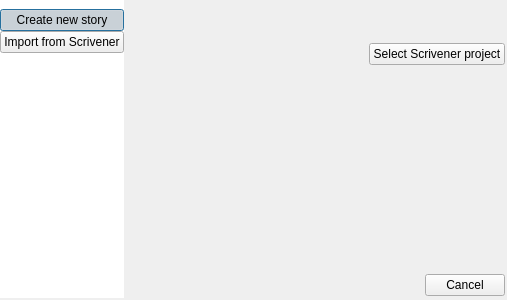
Qt form ui/story_creation_dialog.ui (zkovari/plotlyst) before a commit.
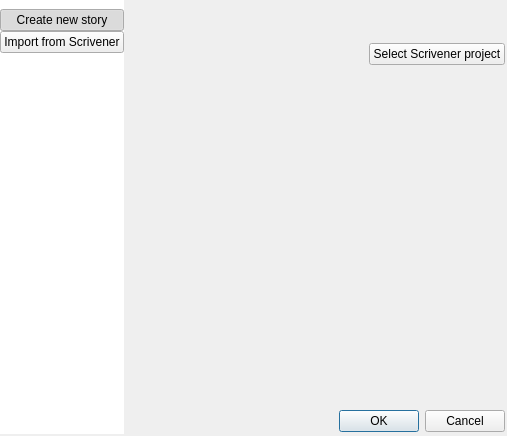
The same form after that commit. The open tabs and pages were chosen to show the change. Custom widgets are drawn as their Qt base class.

```diff
--- a/ui/story_creation_dialog.ui
+++ b/ui/story_creation_dialog.ui
@@ -7,7 +7,7 @@
     <x>0</x>
     <y>0</y>
     <width>507</width>
-    <height>300</height>
+    <height>436</height>
    </rect>
   </property>
   <property name="sizePolicy">
@@ -265,10 +265,13 @@
            <property name="orientation">
             <enum>Qt::Vertical</enum>
            </property>
+           <property name="sizeType">
+            <enum>QSizePolicy::MinimumExpanding</enum>
+           </property>
            <property name="sizeHint" stdset="0">
             <size>
              <width>20</width>
-             <height>172</height>
+             <height>5</height>
             </size>
            </property>
           </spacer>
@@ -276,7 +279,7 @@
          <item>
           <widget class="QDialogButtonBox" name="buttonBox">
            <property name="standardButtons">
-            <set>QDialogButtonBox::Cancel</set>
+            <set>QDialogButtonBox::Cancel|QDialogButtonBox::Ok</set>
            </property>
           </widget>
          </item>
```
Left out of the diff: 29 changed lines with no effect on the pictures.
